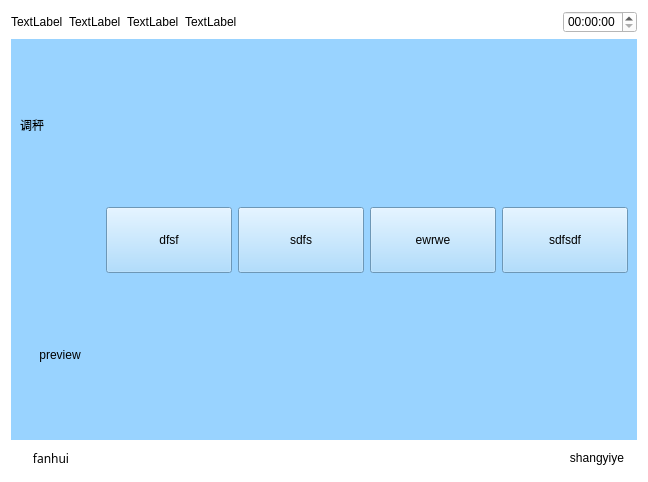
Before: the Qt Designer form WeighSensor/tiaochen_2.ui in xsw258x2s5w8/WeightSensor, drawn with Qt 5.
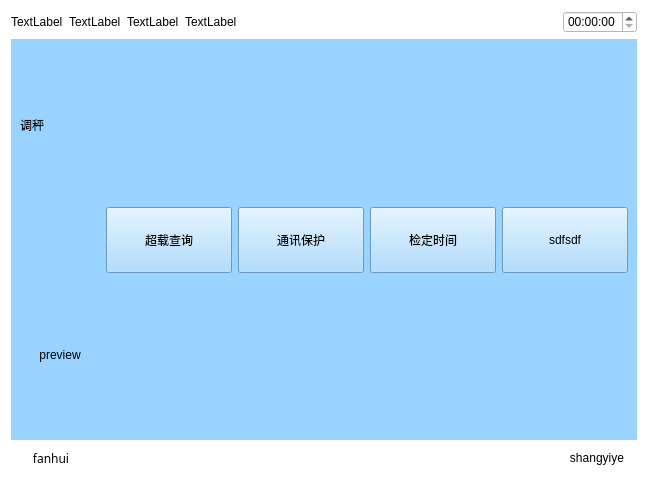
After: the same form once the commit is applied.

Diff of the .ui file:
```diff
--- a/WeighSensor/tiaochen_2.ui
+++ b/WeighSensor/tiaochen_2.ui
@@ -79,7 +79,7 @@
      <property name="styleSheet">
       <string notr="true">background-color: rgb(153, 211, 255);</string>
      </property>
-     <layout class="QGridLayout" name="gridLayout" columnstretch="1,2,2,2,2,0">
+     <layout class="QGridLayout" name="gridLayout" columnstretch="1,2,2,2,2">
       <item row="1" column="2">
        <widget class="QPushButton" name="adjustAngle">
         <property name="minimumSize">
@@ -89,7 +89,7 @@
          </size>
         </property>
         <property name="text">
-         <string>sdfs</string>
+         <string>通讯保护</string>
         </property>
        </widget>
       </item>
@@ -115,7 +115,7 @@
          </size>
         </property>
         <property name="text">
-         <string>ewrwe</string>
+         <string>检定时间</string>
         </property>
        </widget>
       </item>
@@ -128,7 +128,7 @@
          </size>
         </property>
         <property name="text">
-         <string>dfsf</string>
+         <string>超载查询</string>
         </property>
        </widget>
       </item>
```
Left out of the diff: 6 changed lines with no effect on the pictures.
